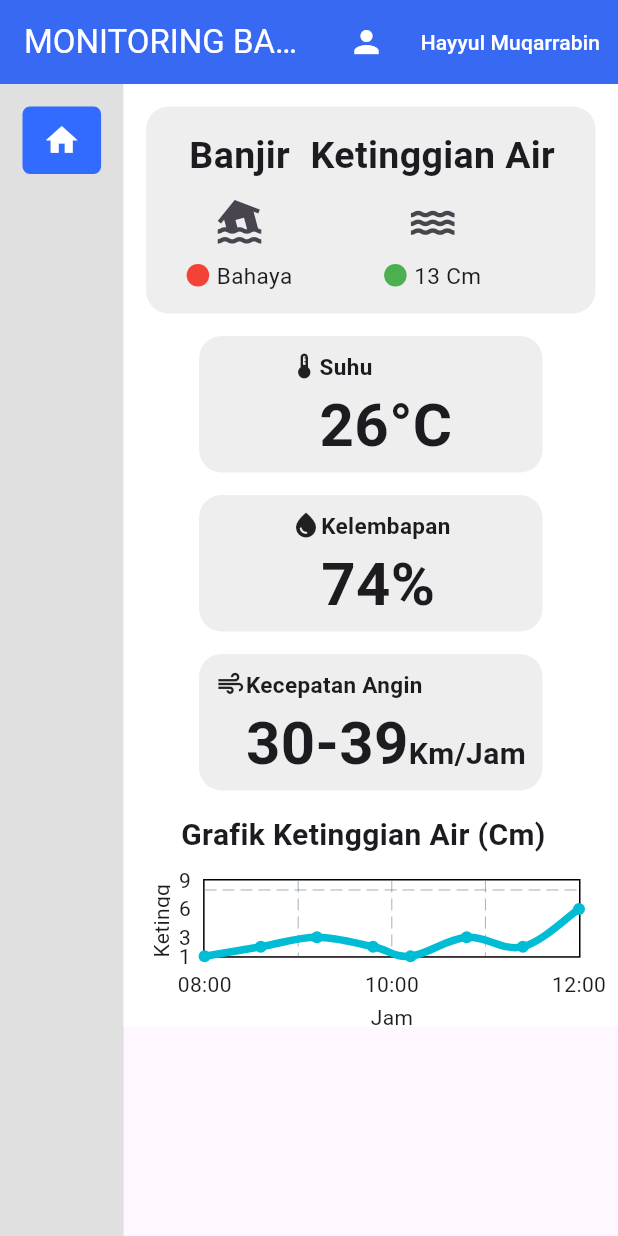
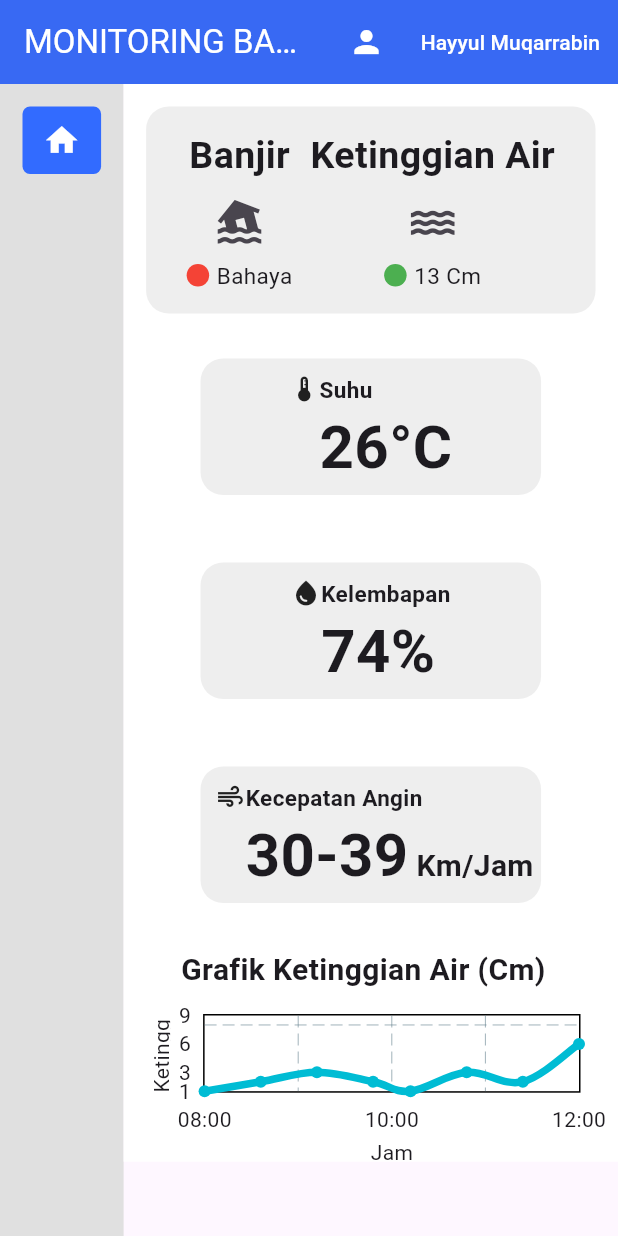
Before and after one commit to Akhdan1998/floodmonitoring, a Flutter app: the screen it shows after launch, on a phone screen of 412 x 824 dp. Run offline on Flutter 3.47's test engine with Material 3 defaults, Android fonts, the phone set to English and light mode, and no system bars; drawn by our look-alikes of fl_chart; our stand-ins replace supercharged.

Commit message:
responsif kategori

```diff
--- a/lib/kategoriDetail.dart
+++ b/lib/kategoriDetail.dart
@@ -16,8 +16,10 @@ class _KategoriDetailState extends State<KategoriDetail> {
   Widget build(BuildContext context) {
     return Container(
       alignment: Alignment.center,
-      width: 229,
+      constraints: BoxConstraints(maxWidth: 227),
+      // width: MediaQuery.of(context).size.width,
       padding: EdgeInsets.all(10),
+      margin: EdgeInsets.all(15),
       decoration: BoxDecoration(
         borderRadius: BorderRadius.circular(15),
         color: Colors.grey.shade200,
@@ -55,7 +57,7 @@ class _KategoriDetailState extends State<KategoriDetail> {
                               overflow: TextOverflow.ellipsis,
                             ),
                             Text(
-                              'Km/Jam',
+                              ' Km/Jam',
                               style: TextStyle(
                                   fontSize: 20, fontWeight: FontWeight.bold),
                               maxLines: 1,
```
